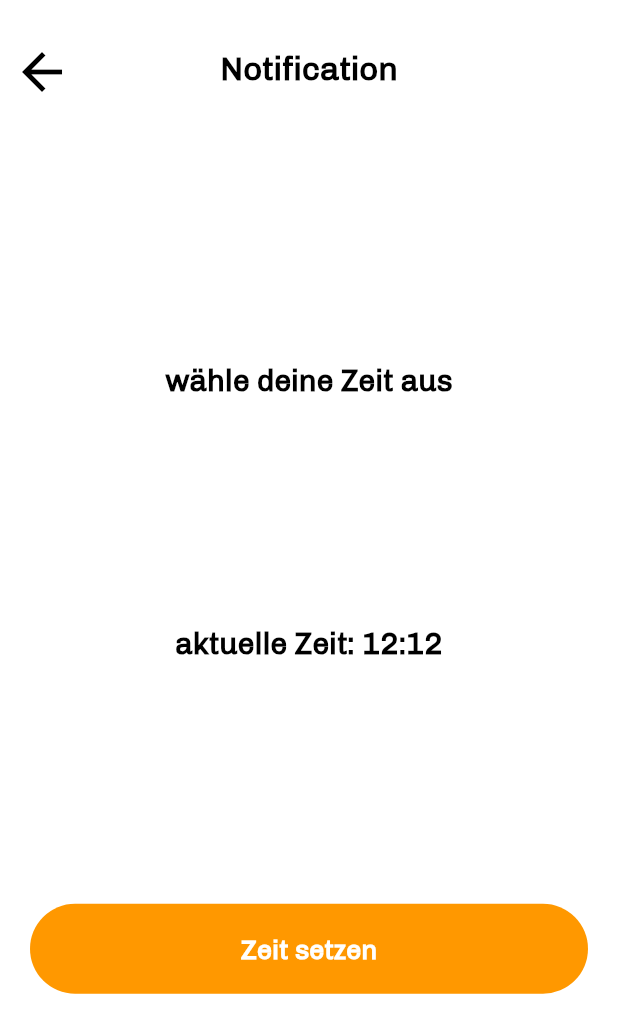
After one commit to Wareload/SEP_Frontend, a Flutter app: the NotificationSelect screen opened by its route, on a phone screen of 412 x 824 dp. The commit adds this screen. Shown: the top 1033 px of the screen. Run offline on Flutter 3.47's test engine with Material 2 defaults, Android fonts, the phone set to English and light mode, and no system bars; our stand-ins replace flutter_profile_picture, flutter_secure_storage; accounts and stored records are empty; network calls fail.

Commit message:
created notification method

```diff
--- a/lib/route/route_generator.dart
+++ b/lib/route/route_generator.dart
@@ -7,6 +7,7 @@ import 'package:moody/screens/meditation_info.dart';
 import 'package:moody/screens/meditation_start.dart';
 import 'package:moody/screens/meditation_timer.dart';
 import 'package:moody/screens/mood_select.dart';
+import 'package:moody/screens/notification_select.dart';
 import 'package:moody/screens/personal_statistik.dart';
 import 'package:moody/screens/profile_invitations.dart';
 import 'package:moody/screens/profile_overview.dart';
@@ -44,11 +45,14 @@ class RouteGenerator {
   static const String meditationEnd = "/meditationEnd";
   static const String atemUebung = "/atemUebung";
   static const String personalStatistic = "/personalStatistic";
+  static const String personalNotificationSetting =
+      "/personalNotificationSetting";
 
   static const String showInvitations = "/getInvitations";
 
   static void reset(context) {
-    Navigator.pushNamedAndRemoveUntil(context, RouteGenerator.splash, (route) => false);
+    Navigator.pushNamedAndRemoveUntil(
+        context, RouteGenerator.splash, (route) => false);
   }
 
   RouteGenerator._();
@@ -58,89 +62,141 @@ class RouteGenerator {
 
     switch (settings.name) {
       case splash:
-        return MaterialPageRoute(settings: settings, builder: (_) => const Splash());
+        return MaterialPageRoute(
+            settings: settings, builder: (_) => const Splash());
       case login:
-        return MaterialPageRoute(settings: settings, builder: (_) => const Login());
+        return MaterialPageRoute(
+            settings: settings, builder: (_) => const Login());
       case register:
-        return MaterialPageRoute(settings: settings, builder: (_) => const Register());
+        return MaterialPageRoute(
+            settings: settings, builder: (_) => const Register());
       case teamOverview:
         if (args is Map) {
           return MaterialPageRoute(
-              settings: settings, builder: (context) => TeamOverview(ModalRoute.of(context)!.settings.arguments as Map<String, dynamic>));
+              settings: settings,
+              builder: (context) => TeamOverview(ModalRoute.of(context)!
+                  .settings
+                  .arguments as Map<String, dynamic>));
         }
-        return MaterialPageRoute(settings: settings, builder: (_) => const Splash());
+        return MaterialPageRoute(
+            settings: settings, builder: (_) => const Splash());
       case teamDetails:
         if (args is Map) {
           return MaterialPageRoute(
-              settings: settings, builder: (context) => TeamDetails(ModalRoute.of(context)!.settings.arguments as Map<String, dynamic>));
+              settings: settings,
+              builder: (context) => TeamDetails(ModalRoute.of(context)!
+                  .settings
+                  .arguments as Map<String, dynamic>));
         }
-        return MaterialPageRoute(settings: settings, builder: (_) => const Splash());
+        return MaterialPageRoute(
+            settings: settings, builder: (_) => const Splash());
       case profileOverview:
-        return MaterialPageRoute(settings: settings, builder: (_) => const ProfileOverview());
+        return MaterialPageRoute(
+            settings: settings, builder: (_) => const ProfileOverview());
       case teamCreate:
-        return MaterialPageRoute(settings: settings, builder: (_) => const TeamCreate());
+        return MaterialPageRoute(
+            settings: settings, builder: (_) => const TeamCreate());
       case teamManage:
         if (args is Map) {
           return MaterialPageRoute(
-              settings: settings, builder: (context) => TeamManage(ModalRoute.of(context)!.settings.arguments as Map<String, dynamic>));
+              settings: settings,
+              builder: (context) => TeamManage(ModalRoute.of(context)!
+                  .settings
+                  .arguments as Map<String, dynamic>));
         }
-        return MaterialPageRoute(settings: settings, builder: (_) => const Splash());
+        return MaterialPageRoute(
+            settings: settings, builder: (_) => const Splash());
       case teamInvite:
         if (args is Map) {
           return MaterialPageRoute(
-              settings: settings, builder: (context) => TeamInvite(ModalRoute.of(context)!.settings.arguments as Map<String, dynamic>));
+              settings: settings,
+              builder: (context) => TeamInvite(ModalRoute.of(context)!
+                  .settings
+                  .arguments as Map<String, dynamic>));
         }
-        return MaterialPageRoute(settings: settings, builder: (_) => const Splash());
+        return MaterialPageRoute(
+            settings: settings, builder: (_) => const Splash());
       case teamCare:
-        return MaterialPageRoute(settings: settings, builder: (_) => const TeamCare());
+        return MaterialPageRoute(
+            settings: settings, builder: (_) => const TeamCare());
       case teamHistorie:
         if (args is Map) {
           return MaterialPageRoute(
-              settings: settings, builder: (context) => TeamHistorie(ModalRoute.of(context)!.settings.arguments as Map<String, dynamic>));
+              settings: settings,
+              builder: (context) => TeamHistorie(ModalRoute.of(context)!
+                  .settings
+                  .arguments as Map<String, dynamic>));
         }
-        return MaterialPageRoute(settings: settings, builder: (_) => const Splash());
+        return MaterialPageRoute(
+            settings: settings, builder: (_) => const Splash());
 
       case teamHistorieSingleDate:
         if (args is Map) {
           return MaterialPageRoute(
-              settings: settings, builder: (context) => HistorySingleDate(ModalRoute.of(context)!.settings.arguments as Map<String, dynamic>));
+              settings: settings,
+              builder: (context) => HistorySingleDate(ModalRoute.of(context)!
+                  .settings
+                  .arguments as Map<String, dynamic>));
         }
-        return MaterialPageRoute(settings: settings, builder: (_) => const Splash());
+        return MaterialPageRoute(
+            settings: settings, builder: (_) => const Splash());
 
       case moodSelect:
         if (args is Map) {
           return MaterialPageRoute(
-              settings: settings, builder: (context) => MoodSelect(ModalRoute.of(context)!.settings.arguments as Map<String, dynamic>));
+              settings: settings,
+              builder: (context) => MoodSelect(ModalRoute.of(context)!
+                  .settings
+                  .arguments as Map<String, dynamic>));
         }
-        return MaterialPageRoute(settings: settings, builder: (_) => const Splash());
+        return MaterialPageRoute(
+            settings: settings, builder: (_) => const Splash());
 
       case meditationHome:
         if (args is Map) {
           return MaterialPageRoute(
-              settings: settings, builder: (context) => MeditationHome(ModalRoute.of(context)!.settings.arguments as Map<String, dynamic>));
+              settings: settings,
+              builder: (context) => MeditationHome(ModalRoute.of(context)!
+                  .settings
+                  .arguments as Map<String, dynamic>));
         }
-        return MaterialPageRoute(settings: settings, builder: (_) => const Splash());
+        return MaterialPageRoute(
+            settings: settings, builder: (_) => const Splash());
 
       case meditationInfo:
-        return MaterialPageRoute(settings: settings, builder: (_) => const MeditationInfo());
+        return MaterialPageRoute(
+            settings: settings, builder: (_) => const MeditationInfo());
       case meditationStart:
-        return MaterialPageRoute(settings: settings, builder: (_) => const MeditationStart());
+        return MaterialPageRoute(
+            settings: settings, builder: (_) => const MeditationStart());
       case meditationTimer:
-        return MaterialPageRoute(settings: settings, builder: (_) => const MeditationTimer());
+        return MaterialPageRoute(
+            settings: settings, builder: (_) => const MeditationTimer());
       case meditationEnd:
-        return MaterialPageRoute(settings: settings, builder: (_) => const MeditationEnd());
+        return MaterialPageRoute(
+            settings: settings, builder: (_) => const MeditationEnd());
       case atemUebung:
-        return MaterialPageRoute(settings: settings, builder: (_) => const Atemuebung());
+        return MaterialPageRoute(
+            settings: settings, builder: (_) => const Atemuebung());
+      case personalNotificationSetting:
+        return MaterialPageRoute(
+            settings: settings, builder: (_) => const NotificationSelect());
       case personalStatistic:
         if (args is Map) {
           return MaterialPageRoute(
-              settings: settings, builder: (context) => PersonalStatistic(ModalRoute.of(context)!.settings.arguments as Map<String, dynamic>));
+              settings: settings,
+              builder: (context) => PersonalStatistic(ModalRoute.of(context)!
+                  .settings
+                  .arguments as Map<String, dynamic>));
         }
-        return MaterialPageRoute(settings: settings, builder: (_) => const Splash());
+        return MaterialPageRoute(
+            settings: settings, builder: (_) => const Splash());
       case showInvitations:
-        return MaterialPageRoute(settings: settings, builder: (_) => const ProfileInvitations());
+        return MaterialPageRoute(
+            settings: settings, builder: (_) => const ProfileInvitations());
       default:
-        return MaterialPageRoute(settings: settings, builder: (_) => const Splash());
+        return MaterialPageRoute(
+            settings: settings, builder: (_) => const Splash());
     }
   }
 }
--- /dev/null
+++ b/lib/screens/notification_select.dart
@@ -0,0 +1,120 @@
+import 'package:flutter/material.dart';
+import 'package:flutter_secure_storage/flutter_secure_storage.dart';
+import 'package:moody/api/api.dart';
+import 'package:moody/route/route_generator.dart';
+import 'package:moody/widgets/settings.dart';
+import 'package:moody/widgets/widgets.dart';
+
+import '../structs/team.dart';
+
+class NotificationSelect extends StatefulWidget {
+  const NotificationSelect({Key? key}) : super(key: key);
+
+  @override
+  State<StatefulWidget> createState() => _NotificationSelectState();
+}
+
+class _NotificationSelectState extends State<NotificationSelect> {
+  TextEditingController noteController = TextEditingController();
+
+  TimeOfDay? time = const TimeOfDay(hour: 12, minute: 12);
+
+  @override
+  Widget build(BuildContext context) {
+    var args = (ModalRoute.of(context)?.settings.arguments ??
+        <String, dynamic>{}) as Map;
+
+    return Scaffold(
+        backgroundColor: Colors.white,
+        body: SafeArea(child: LayoutBuilder(builder: (builder, constraints) {
+          return CustomScrollView(
+            slivers: [
+              SliverFillRemaining(
+                hasScrollBody: false,
+                child: Center(
+                  child: Container(
+                    child: Column(
+                      mainAxisAlignment: MainAxisAlignment.spaceBetween,
+                      crossAxisAlignment: CrossAxisAlignment.stretch,
+                      children: [
+                        Widgets.getNavBarWithoutProfile(
+                            constraints, _back, "Notification"),
+                        textWidgetCentered("wähle deine Zeit aus"),
+                        textWidgetCentered(
+                            "aktuelle Zeit: ${time!.hour.toString()}:${time!.minute.toString()}"),
+                        Widgets.getButtonStyleOrange(
+                            _setTime, constraints, "Zeit setzen"),
+                        SizedBox(),
+                      ],
+                    ),
+                  ),
+                ),
+              ),
+            ],
+          );
+        })));
+  }
+
+  TimeOfDay? stringToTime(String timeString) {
+    var timeInString = timeString.split(":");
+    print("timeSting" + timeString);
+    print("timeInSting" + timeInString.toString());
+    int minute = int.parse(timeInString[1].toString());
+    int hour = int.parse(timeInString[0].toString());
+    print("Setting new TimeOfDay with minute: " +
+        minute.toString() +
+        " hour:" +
+        hour.toString());
+    return TimeOfDay(hour: hour, minute: minute);
+  }
+
+  Future<void> setTimeFromStorage() async {
+    const storage = FlutterSecureStorage();
+    String timeString;
+    await storage.read(key: "notificationtime").then((value) => {
+          if (value != null)
+            {timeString = value, time = stringToTime(timeString), _renderNew()}
+        });
+  }
+
+  void _renderNew() {
+    setState(() {});
+  }
+
+  Future<void> _setTime() async {
+    TimeOfDay? newTime = await showTimePicker(
+      context: context,
+      initialTime: time!,
+    );
+    if (newTime != null) {
+      setState(() => {time = newTime});
+      const storage = FlutterSecureStorage();
+      await storage.write(
+          key: "notificationtime",
+          value: "${time!.hour.toString()}:${time!.minute.toString()}");
+    }
+  }
+
+  @override
+  void initState() {
+    super.initState();
+    setTimeFromStorage();
+  }
+
+  void _back() {
+    Navigator.pop(context);
+  }
+
+  textWidgetCentered(String text) {
+    return Center(
+      child: Text(
+        text,
+        style: const TextStyle(
+          fontSize: 20,
+          color: Colors.black,
+          fontWeight: FontWeight.bold,
+        ),
+      ),
+    );
+  }
+}
```
Also changed, not shown: lib/screens/profile_overview.dart (+117 -22 lines).
